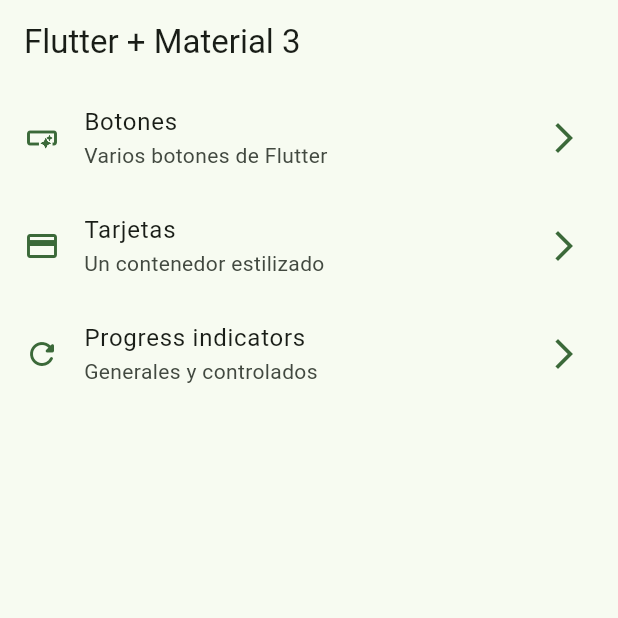
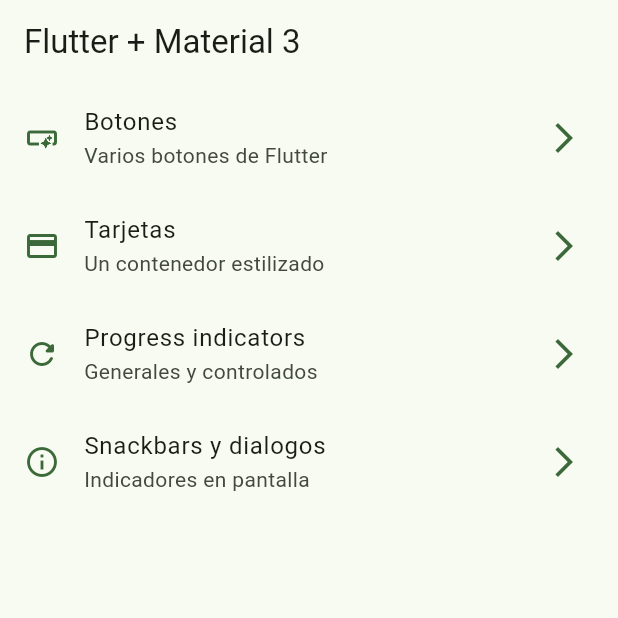
Before and after one commit to juantobon20/widgets_app, a Flutter app: the screen it shows after launch, on a phone screen of 412 x 824 dp, the top half of it. Run offline on Flutter 3.47's test engine with Material 3 defaults, Android fonts, the phone set to English and light mode, and no system bars; our stand-ins replace go_router.

Commit message:
Snackbars Dialogs Finish

```diff
--- a/lib/config/menu/menu_item.dart
+++ b/lib/config/menu/menu_item.dart
@@ -33,4 +33,10 @@ const appMenuItems = <MenuItem>[
     link: '/progress',
     icon: Icons.refresh_rounded
   ),
+  MenuItem(
+    title: "Snackbars y dialogos",
+    subTitle : 'Indicadores en pantalla',
+    link: '/snackbar',
+    icon: Icons.info_outline
+  ),
 ];
--- a/lib/config/route/app_route.dart
+++ b/lib/config/route/app_route.dart
@@ -26,5 +26,10 @@ final appRouter = GoRouter(
       path: '/progress',
       builder: (context, state) => const ProgressScreen(),
     ),
+    GoRoute(
+      name: SnackbarScreen.name,
+      path: '/snackbar',
+      builder: (context, state) => const SnackbarScreen(),
+    ),
   ],
 );
--- a/lib/main.dart
+++ b/lib/main.dart
@@ -12,6 +12,7 @@ class MainApp extends StatelessWidget {
   @override
   Widget build(BuildContext context) {
     return MaterialApp.router(
+      title: 'Flutter Widgets',
       routerConfig: appRouter,
       debugShowCheckedModeBanner: false,
       theme: AppTheme(selectedColor: 2).getTheme(),
```
Also changed, not shown: lib/presentation/screens/snackbar/snacbark_screen.dart (+64 -1 lines).
